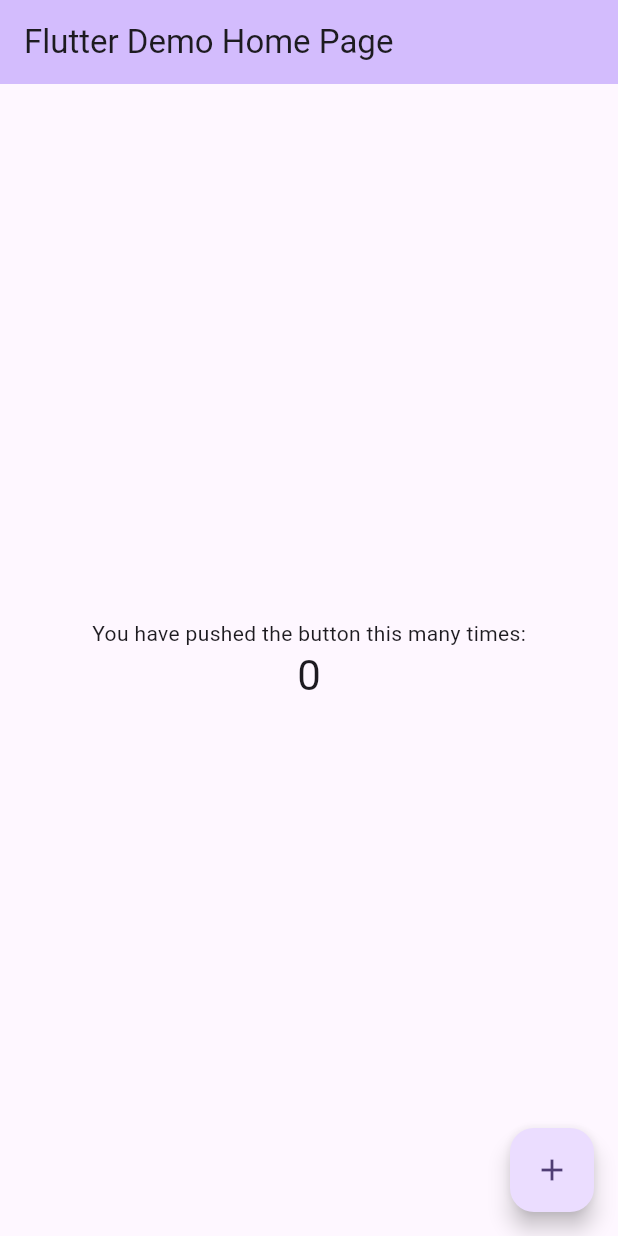
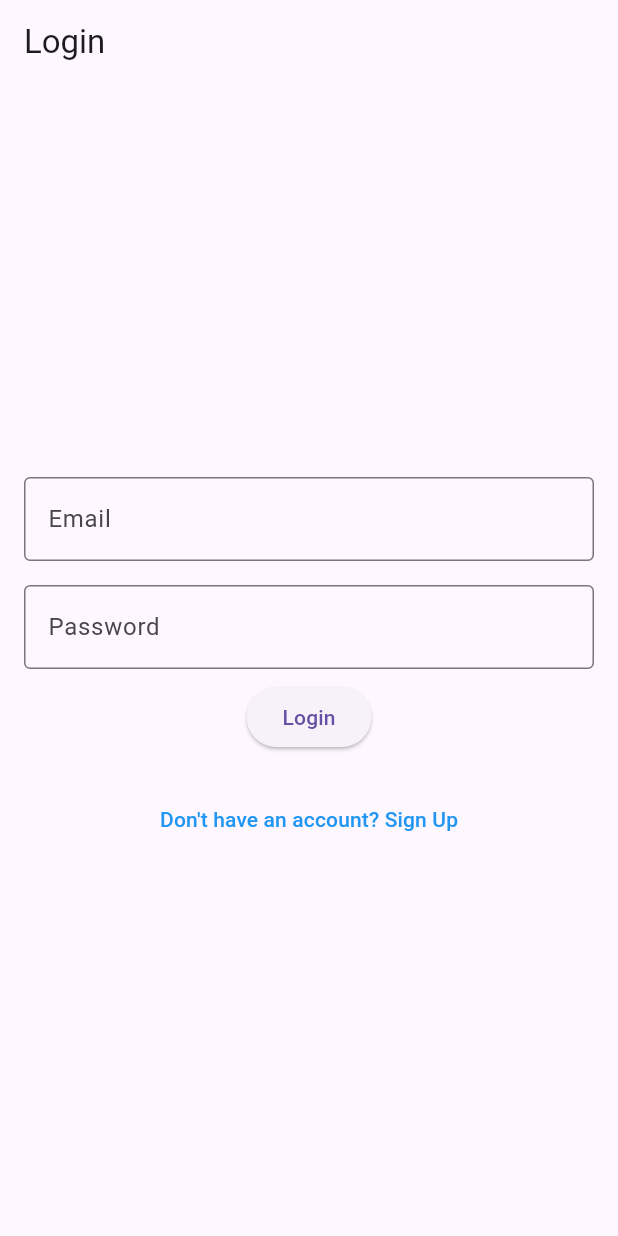
Before and after one commit to PramodLakmal/smart_waste_management_system, a Flutter app: the screen it shows after launch, on a phone screen of 412 x 824 dp. Run offline on Flutter 3.47's test engine with Material 3 defaults, Android fonts, the phone set to English and light mode, and no system bars; our stand-ins replace cloud_firestore, firebase_auth, firebase_core; accounts and stored records are empty.

Commit message:
create basic sign in sign up methods

```diff
--- a/lib/main.dart
+++ b/lib/main.dart
@@ -1,125 +1,31 @@
 import 'package:flutter/material.dart';
+import 'package:firebase_core/firebase_core.dart';
+import 'screens/auth/login_screen.dart';
+import 'screens/auth/signup_screen.dart';
+import 'screens/profile/profile_screen.dart';
+import 'screens/home_screen.dart';
 
-void main() {
-  runApp(const MyApp());
+void main() async {
+  WidgetsFlutterBinding.ensureInitialized();
+  await Firebase.initializeApp();
+  runApp(MyApp());
 }
 
 class MyApp extends StatelessWidget {
-  const MyApp({super.key});
-
-  // This widget is the root of your application.
   @override
   Widget build(BuildContext context) {
     return MaterialApp(
-      title: 'Flutter Demo',
+      title: 'Smart Waste Management',
       theme: ThemeData(
-        // This is the theme of your application.
-        //
-        // TRY THIS: Try running your application with "flutter run". You'll see
-        // the application has a purple toolbar. Then, without quitting the app,
-        // try changing the seedColor in the colorScheme below to Colors.green
-        // and then invoke "hot reload" (save your changes or press the "hot
-        // reload" button in a Flutter-supported IDE, or press "r" if you used
-        // the command line to start the app).
-        //
-        // Notice that the counter didn't reset back to zero; the application
-        // state is not lost during the reload. To reset the state, use hot
-        // restart instead.
-        //
-        // This works for code too, not just values: Most code changes can be
-        // tested with just a hot reload.
-        colorScheme: ColorScheme.fromSeed(seedColor: Colors.deepPurple),
-        useMaterial3: true,
+        primarySwatch: Colors.green,
       ),
-      home: const MyHomePage(title: 'Flutter Demo Home Page'),
+      initialRoute: '/',
+      routes: {
+        '/': (context) => LoginScreen(),
+        '/signup': (context) => SignUpScreen(),
+        '/home': (context) => HomeScreen(),
+        '/profile': (context) => ProfileScreen(),
+      },
     );
   }
 }
-
-class MyHomePage extends StatefulWidget {
-  const MyHomePage({super.key, required this.title});
-
-  // This widget is the home page of your application. It is stateful, meaning
-  // that it has a State object (defined below) that contains fields that affect
-  // how it looks.
-
-  // This class is the configuration for the state. It holds the values (in this
-  // case the title) provided by the parent (in this case the App widget) and
-  // used by the build method of the State. Fields in a Widget subclass are
-  // always marked "final".
-
-  final String title;
-
-  @override
-  State<MyHomePage> createState() => _MyHomePageState();
-}
-
-class _MyHomePageState extends State<MyHomePage> {
-  int _counter = 0;
-
-  void _incrementCounter() {
-    setState(() {
-      // This call to setState tells the Flutter framework that something has
-      // changed in this State, which causes it to rerun the build method below
-      // so that the display can reflect the updated values. If we changed
-      // _counter without calling setState(), then the build method would not be
-      // called again, and so nothing would appear to happen.
-      _counter++;
-    });
-  }
-
-  @override
-  Widget build(BuildContext context) {
-    // This method is rerun every time setState is called, for instance as done
-    // by the _incrementCounter method above.
-    //
-    // The Flutter framework has been optimized to make rerunning build methods
-    // fast, so that you can just rebuild anything that needs updating rather
-    // than having to individually change instances of widgets.
-    return Scaffold(
-      appBar: AppBar(
-        // TRY THIS: Try changing the color here to a specific color (to
-        // Colors.amber, perhaps?) and trigger a hot reload to see the AppBar
-        // change color while the other colors stay the same.
-        backgroundColor: Theme.of(context).colorScheme.inversePrimary,
-        // Here we take the value from the MyHomePage object that was created by
-        // the App.build method, and use it to set our appbar title.
-        title: Text(widget.title),
-      ),
-      body: Center(
-        // Center is a layout widget. It takes a single child and positions it
-        // in the middle of the parent.
-        child: Column(
-          // Column is also a layout widget. It takes a list of children and
-          // arranges them vertically. By default, it sizes itself to fit its
-          // children horizontally, and tries to be as tall as its parent.
-          //
-          // Column has various properties to control how it sizes itself and
-          // how it positions its children. Here we use mainAxisAlignment to
-          // center the children vertically; the main axis here is the vertical
-          // axis because Columns are vertical (the cross axis would be
-          // horizontal).
-          //
-          // TRY THIS: Invoke "debug painting" (choose the "Toggle Debug Paint"
-          // action in the IDE, or press "p" in the console), to see the
-          // wireframe for each widget.
-          mainAxisAlignment: MainAxisAlignment.center,
-          children: <Widget>[
-            const Text(
-              'You have pushed the button this many times:',
-            ),
-            Text(
-              '$_counter',
-              style: Theme.of(context).textTheme.headlineMedium,
-            ),
-          ],
-        ),
-      ),
-      floatingActionButton: FloatingActionButton(
-        onPressed: _incrementCounter,
-        tooltip: 'Increment',
-        child: const Icon(Icons.add),
-      ), // This trailing comma makes auto-formatting nicer for build methods.
-    );
-  }
-}
--- /dev/null
+++ b/lib/models/user_model.dart
@@ -0,0 +1,65 @@
+import 'package:cloud_firestore/cloud_firestore.dart';
+
+class UserModel {
+  String uid;
+  String email;
+  String name;
+  String phone;
+  String role;
+  String address;
+  String city;
+  String state;
+  String country;
+  String postalCode;
+
+  UserModel({
+    required this.uid,
+    required this.email,
+    required this.name,
+    required this.phone,
+    required this.role,
+    required this.address,
+    required this.city,
+    required this.state,
+    required this.country,
+    required this.postalCode,
+  });
+
+  // Convert a UserModel object into a map for Firestore
+  Map<String, dynamic> toMap() {
+    return {
+      'uid': uid,
+      'email': email,
+      'name': name,
+      'phone': phone,
+      'role': role,
+      'address': address,
+      'city': city,
+      'state': state,
+      'country': country,
+      'postalCode': postalCode,
+    };
+  }
+
+  // Create a UserModel object from a map
+  factory UserModel.fromMap(Map<String, dynamic> map) {
+    return UserModel(
+      uid: map['uid'] ?? '',
+      email: map['email'] ?? '',
+      name: map['name'] ?? '',
+      phone: map['phone'] ?? '',
+      role: map['role'] ?? '',
+      address: map['address'] ?? '',
+      city: map['city'] ?? '',
+      state: map['state'] ?? '',
+      country: map['country'] ?? '',
+      postalCode: map['postalCode'] ?? '',
+    );
+  }
+
+  // **New method: Create a UserModel object from a Firestore DocumentSnapshot**
+  factory UserModel.fromDocument(DocumentSnapshot doc) {
+    Map<String, dynamic> data = doc.data() as Map<String, dynamic>;
+    return UserModel.fromMap(data);
+  }
+}
--- /dev/null
+++ b/lib/screens/auth/login_screen.dart
@@ -0,0 +1,56 @@
+import 'package:flutter/material.dart';
+import '../../services/auth_service.dart';
+import '../../widgets/input_field.dart';
+import '../../widgets/custom_button.dart';
+
+class LoginScreen extends StatefulWidget {
+  @override
+  _LoginScreenState createState() => _LoginScreenState();
+}
+
+class _LoginScreenState extends State<LoginScreen> {
+  final TextEditingController _emailController = TextEditingController();
+  final TextEditingController _passwordController = TextEditingController();
+
+  final AuthService _authService = AuthService();
+
+  @override
+  Widget build(BuildContext context) {
+    return Scaffold(
+      appBar: AppBar(
+        title: Text('Login'),
+      ),
+      body: Padding(
+        padding: const EdgeInsets.all(16.0),
+        child: Column(
+          mainAxisAlignment: MainAxisAlignment.center,
+          children: [
+            InputField(controller: _emailController, hintText: 'Email'),
+            InputField(controller: _passwordController, hintText: 'Password', obscureText: true),
+            CustomButton(
+              text: 'Login',
+              onPressed: () async {
+                await _authService.signIn(
+                  _emailController.text,
+                  _passwordController.text,
+                );
+                Navigator.pushReplacementNamed(context, '/home');
+              },
+            ),
+            SizedBox(height: 20), // Add space between buttons
+            TextButton(
+              onPressed: () {
+                // Navigate to Sign-Up screen
+                Navigator.pushNamed(context, '/signup');
+              },
+              child: Text(
+                "Don't have an account? Sign Up",
+                style: TextStyle(color: Colors.blue), // Change color to your preference
+              ),
+            ),
+          ],
+        ),
+      ),
+    );
+  }
+}
--- /dev/null
+++ b/lib/services/auth_service.dart
@@ -0,0 +1,60 @@
+import 'package:firebase_auth/firebase_auth.dart';
+import 'package:cloud_firestore/cloud_firestore.dart';
+import '../models/user_model.dart';
+
+class AuthService {
+  final FirebaseAuth _auth = FirebaseAuth.instance;
+
+  // Sign in method
+  Future<User?> signIn(String email, String password) async {
+    try {
+      UserCredential userCredential = await _auth.signInWithEmailAndPassword(
+        email: email,
+        password: password,
+      );
+      return userCredential.user;
+    } catch (e) {
+      print(e.toString());
+      return null;
+    }
+  }
+
+  // Sign up method (if needed)
+  Future<UserModel?> signUp(String email, String password, String name, String phone) async {
+    try {
+      UserCredential userCredential = await _auth.createUserWithEmailAndPassword(
+        email: email,
+        password: password,
+      );
+
+      User? user = userCredential.user;
+
+      if (user != null) {
+        UserModel userModel = UserModel(
+          uid: user.uid,
+          email: email,
+          name: name,
+          phone: phone,
+          role: 'user',
+          address: '',
+          city: '',
+          state: '',
+          country: '',
+          postalCode: '',
+        );
+
+        await FirebaseFirestore.instance.collection('users').doc(user.uid).set(userModel.toMap());
+
+        return userModel;
+      }
+    } catch (e) {
+      print(e.toString());
+      return null;
+    }
+  }
+
+  // Sign out method
+  Future<void> signOut() async {
+    await _auth.signOut();
+  }
+}
--- /dev/null
+++ b/lib/utils/validators.dart
@@ -0,0 +1,7 @@
+bool isValidEmail(String email) {
+  return RegExp(r"^[a-zA-Z0-9._%+-]+@[a-zA-Z0-9.-]+\.[a-zA-Z]{2,4}$").hasMatch(email);
+}
+
+bool isValidPassword(String password) {
+  return password.length >= 6;
+}
--- /dev/null
+++ b/lib/widgets/custom_button.dart
@@ -0,0 +1,16 @@
+import 'package:flutter/material.dart';
+
+class CustomButton extends StatelessWidget {
+  final String text;
+  final VoidCallback onPressed;
+
+  CustomButton({required this.text, required this.onPressed});
+
+  @override
+  Widget build(BuildContext context) {
+    return ElevatedButton(
+      onPressed: onPressed,
+      child: Text(text),
+    );
+  }
+}
--- /dev/null
+++ b/lib/widgets/input_field.dart
@@ -0,0 +1,24 @@
+import 'package:flutter/material.dart';
+
+class InputField extends StatelessWidget {
+  final TextEditingController controller;
+  final String hintText;
+  final bool obscureText;
+
+  InputField({required this.controller, required this.hintText, this.obscureText = false});
+
+  @override
+  Widget build(BuildContext context) {
+    return Padding(
+      padding: const EdgeInsets.symmetric(vertical: 8.0),
+      child: TextField(
+        controller: controller,
+        decoration: InputDecoration(
+          border: OutlineInputBorder(),
+          hintText: hintText,
+        ),
+        obscureText: obscureText,
+      ),
+    );
+  }
+}
```
Also changed, not shown: lib/screens/auth/signup_screen.dart (added, +50 -0 lines), lib/screens/home_screen.dart (added, +39 -0 lines), lib/screens/profile/profile_screen.dart (added, +67 -0 lines), lib/services/user_service.dart (added, +29 -0 lines), lib/widgets/bottom_nav_bar.dart (added, +26 -0 lines), 1 other file.
